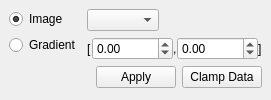
This is gui/docks/normdock.ui in gerbilvis/gerbil as Qt 5 draws it before an edit. The edited form follows.
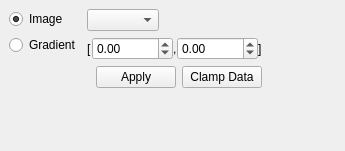
This is the edited form. Icons and pictures are not drawn.

The edit to the form file:
```diff
--- a/gui/docks/normdock.ui
+++ b/gui/docks/normdock.ui
@@ -2,6 +2,14 @@
 <ui version="4.0">
  <class>NormDock</class>
  <widget class="QDockWidget" name="NormDock">
+  <property name="geometry">
+   <rect>
+    <x>0</x>
+    <y>0</y>
+    <width>345</width>
+    <height>151</height>
+   </rect>
+  </property>
   <property name="windowTitle">
    <string>Normalization</string>
   </property>
```
Left out of the diff: 3 changed lines with no effect on the pictures.
